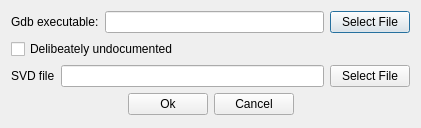
Before: the Qt Designer form settings-dialog.ui in stoyan-shopov/turbo, drawn with Qt 5.
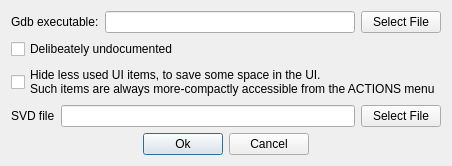
After: the same form once the commit is applied.

Commit message: User interface tweaks

What changed in the file:
```diff
--- a/settings-dialog.ui
+++ b/settings-dialog.ui
@@ -6,8 +6,8 @@
    <rect>
     <x>0</x>
     <y>0</y>
-    <width>421</width>
-    <height>128</height>
+    <width>407</width>
+    <height>164</height>
    </rect>
   </property>
   <property name="windowTitle">
@@ -42,6 +42,14 @@
      </property>
     </widget>
    </item>
+   <item>
+    <widget class="QCheckBox" name="checkBoxHideLessUsedUiItems">
+     <property name="text">
+      <string>Hide less used UI items, to save some space in the UI.
+Such items are always more-compactly accessible from the ACTIONS menu</string>
+     </property>
+    </widget>
+   </item>
    <item>
     <layout class="QHBoxLayout" name="horizontalLayout_2">
      <item>
@@ -83,6 +91,9 @@
        <property name="text">
         <string>Ok</string>
        </property>
+       <property name="default">
+        <bool>true</bool>
+       </property>
       </widget>
      </item>
      <item>
```
The commit also changes 4 other files.
